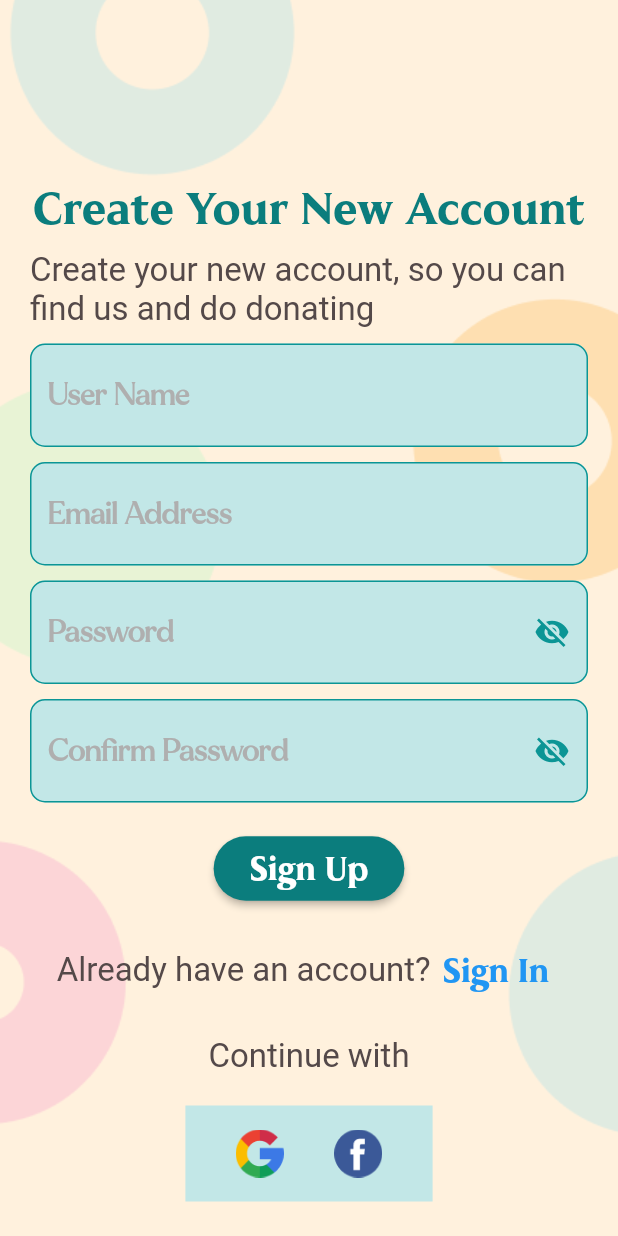
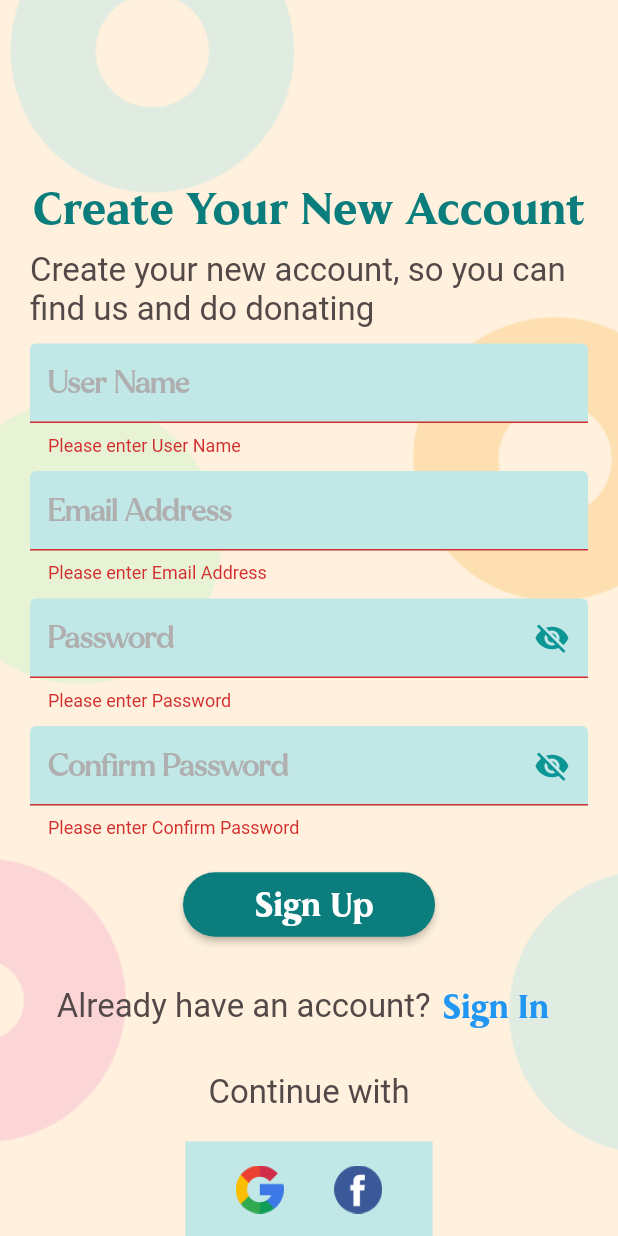
Before and after one commit to nahidhasannoyon/bostro_bebostha_flutter, a Flutter app: the SignUpScreen screen opened by its route, after a tap on "Sign Up", on a phone screen of 412 x 824 dp. Run offline on Flutter 3.47's test engine with Material 2 defaults, Android fonts, the light colour scheme and no system bars; missing offline and left inert: flutter_config.

Commit message:
adding sign up controller, functions and view file

```diff
--- /dev/null
+++ b/lib/controllers/auth/sign_up_controller.dart
@@ -0,0 +1,35 @@
+import 'dart:convert';
+
+import 'package:flutter_config/flutter_config.dart';
+import 'package:http/http.dart' as http;
+
+final baseApiLink = FlutterConfig.get('BOSTRO_BEBOSTHA_API_KEY');
+
+Future<bool> signUp(
+  String username,
+  String email,
+  String password,
+) async {
+  try {
+    final response = await http.post(
+      Uri.parse(
+        '$baseApiLink/auth/sign_up.php',
+      ),
+      body: jsonEncode(
+        <String, String>{
+          "username": username.toString(),
+          "email": email.toString(),
+          "password": password.toString()
+        },
+      ),
+    );
+    if (response.statusCode == 200) {
+      return true;
+    } else {
+      throw Exception('Failed to connect');
+    }
+  } catch (e) {
+    print('Failed to upload');
+  }
+  return false;
+}
--- a/lib/views/auth/sign_up_screen.dart
+++ b/lib/views/auth/sign_up_screen.dart
@@ -2,9 +2,41 @@ import 'package:fardin_project/controllers/style_controller.dart';
 import 'package:fardin_project/views/auth/sign_in_screen.dart';
 import 'package:flutter/material.dart';
 
-class SignUpScreen extends StatelessWidget {
+import '../../controllers/auth/sign_up_controller.dart';
+
+class SignUpScreen extends StatefulWidget {
   static const routeName = '/sign-up-screen';
   const SignUpScreen({super.key});
+
+  @override
+  State<SignUpScreen> createState() => _SignUpScreenState();
+}
+
+class _SignUpScreenState extends State<SignUpScreen> {
+  final formKey = GlobalKey<FormState>();
+
+  final _usernameController = TextEditingController(),
+      _emailController = TextEditingController(),
+      _passwordController = TextEditingController(),
+      _confirmPasswordController = TextEditingController();
+
+  var _isLoading = false;
+
+  void _onSubmit() async {
+    if (formKey.currentState!.validate()) {
+      setState(() => _isLoading = true);
+      var result = await signUp(
+        _usernameController.text,
+        _emailController.text,
+        _passwordController.text,
+      );
+      if (result) {
+        setState(() => _isLoading = false);
+        if (!mounted) return;
+        Navigator.of(context).pushReplacementNamed(SignInScreen.routeName);
+      }
+    }
+  }
 
   @override
   Widget build(BuildContext context) {
@@ -20,6 +52,8 @@ class SignUpScreen extends StatelessWidget {
           ),
           child: Padding(
             padding: const EdgeInsets.all(20.0),
+            child: Form(
+              key: formKey,
               child: Column(
                 mainAxisAlignment: MainAxisAlignment.start,
                 children: [
@@ -39,21 +73,30 @@ class SignUpScreen extends StatelessWidget {
                   const SizedBox(
                     height: 10,
                   ),
-                TextField(
+                  TextFormField(
+                    validator: (value) =>
+                        value!.isEmpty ? 'Please enter User Name' : null,
+                    controller: _usernameController,
                     decoration: kTextFieldDecoration('User Name'),
                   ),
                   const SizedBox(
                     height: 10,
                   ),
-                TextField(
+                  TextFormField(
+                    validator: (value) =>
+                        value!.isEmpty ? 'Please enter Email Address' : null,
+                    controller: _emailController,
                     decoration: kTextFieldDecoration('Email Address'),
                   ),
                   const SizedBox(
                     height: 10,
                   ),
-                const TextField(
+                  TextFormField(
+                    validator: (value) =>
+                        value!.isEmpty ? 'Please enter Password' : null,
+                    controller: _passwordController,
                     obscureText: true,
-                  decoration: InputDecoration(
+                    decoration: const InputDecoration(
                       suffixIcon: Align(
                         widthFactor: 1.0,
                         heightFactor: 1.0,
@@ -87,9 +130,19 @@ class SignUpScreen extends StatelessWidget {
                   const SizedBox(
                     height: 10,
                   ),
-                const TextField(
+                  TextFormField(
+                    validator: (value) {
+                      if (value!.isEmpty) {
+                        return 'Please enter Confirm Password';
+                      }
+                      if (value != _passwordController.text) {
+                        return 'Password does not match';
+                      }
+                      return null;
+                    },
+                    controller: _confirmPasswordController,
                     obscureText: true,
-                  decoration: InputDecoration(
+                    decoration: const InputDecoration(
                       suffixIcon: Align(
                         widthFactor: 1.0,
                         heightFactor: 1.0,
@@ -125,15 +178,35 @@ class SignUpScreen extends StatelessWidget {
                   ),
                   ElevatedButton(
                     style: kButtonStyle,
-                  onPressed: () {
-                    Navigator.of(context)
-                        .pushReplacementNamed(SignUpScreen.routeName);
-                  },
-                  child: const Padding(
-                    padding: EdgeInsets.all(8.0),
+                    onPressed: _isLoading ? null : _onSubmit,
+                    child: Padding(
+                      padding: const EdgeInsets.all(8.0),
+                      child: SizedBox(
+                        width: 120,
+                        child: Row(
+                          children: [
+                            _isLoading
+                                ? Container(
+                                    width: 24,
+                                    height: 24,
+                                    padding: const EdgeInsets.all(2.0),
+                                    child: const CircularProgressIndicator(
+                                      color: Colors.white,
+                                      strokeWidth: 3,
+                                    ),
+                                  )
+                                : const SizedBox(
+                                    width: 24,
+                                    height: 24,
+                                  ),
+                            const Center(
                               child: Text(
                                 'Sign Up',
                                 style: kButtonTextStyle,
+                              ),
+                            ),
+                          ],
+                        ),
                       ),
                     ),
                   ),
@@ -205,6 +278,7 @@ class SignUpScreen extends StatelessWidget {
             ),
           ),
         ),
+      ),
     );
   }
 }
```
Lines whose indentation alone changed are shown as unchanged.
